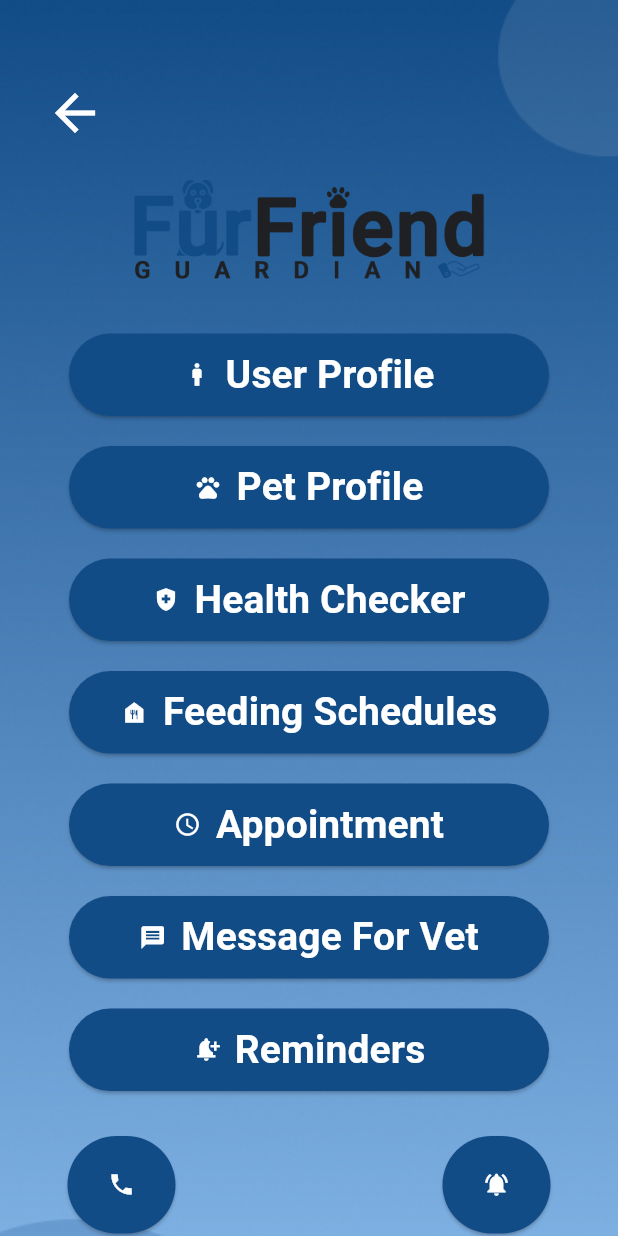
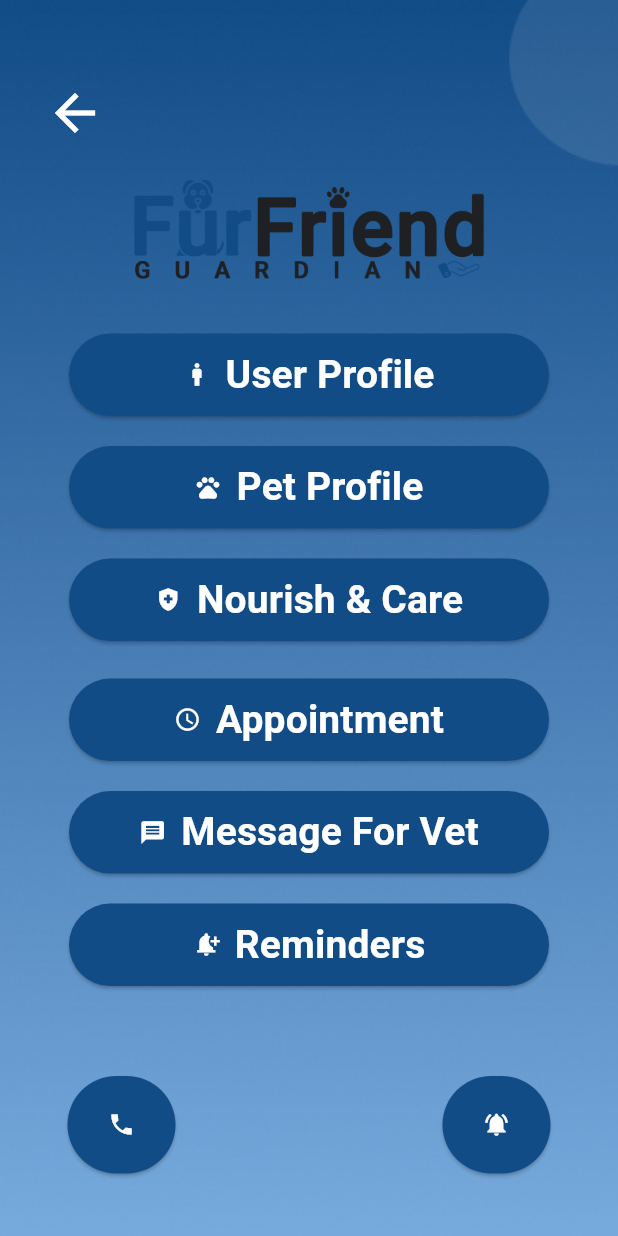
Before and after one commit to KaviruDeSilva08/Pet-Care-mobile-application-, a Flutter app: the Dashboard screen opened directly, on a phone screen of 412 x 824 dp. Run offline on Flutter 3.47's test engine with Material 3 defaults, Android fonts, the phone set to English and light mode, and no system bars; our stand-ins replace cloud_firestore, firebase_core; accounts and stored records are empty.

Commit message:
Updated Dashboard

```diff
--- a/lib/screen/dashboard.dart
+++ b/lib/screen/dashboard.dart
@@ -173,7 +173,7 @@ class Dashboard extends StatelessWidget {
                             width: 10,
                           ),
                           Text(
-                            'Health Checker',
+                            'Nourish & Care',
                             style: TextStyle(
                               color: Colors.white,
                               fontSize: 26,
@@ -189,43 +189,8 @@ class Dashboard extends StatelessWidget {
               SizedBox(
                 height: 20,
               ),
-              Row(
-                mainAxisAlignment: MainAxisAlignment.center,
-                children: [
-                  SizedBox(
-                    width: 320,
-                    height: 55,
-                    child: ElevatedButton(
-                      style: ElevatedButton.styleFrom(
-                        backgroundColor: Color.fromARGB(255, 18, 76, 135),
-                      ),
-                      onPressed: () {},
-                      child: Row(
-                        mainAxisAlignment: MainAxisAlignment.center,
-                        children: [
-                          Icon(
-                            Icons.food_bank,
-                            color: Colors.white,
-                          ),
-                          SizedBox(
-                            width: 10,
-                          ),
-                          Text(
-                            'Feeding Schedules',
-                            style: TextStyle(
-                              color: Colors.white,
-                              fontSize: 26,
-                              fontWeight: FontWeight.bold,
-                            ),
-                          ),
-                        ],
-                      ),
-                    ),
-                  ),
-                ],
-              ),
               SizedBox(
-                height: 20,
+                height: 5,
               ),
               Row(
                 mainAxisAlignment: MainAxisAlignment.center,
@@ -339,7 +304,7 @@ class Dashboard extends StatelessWidget {
                 ],
               ),
               SizedBox(
-                height: 20,
+                height: 50,
               ),
               SizedBox(height: 10.0),
               Padding(
@@ -392,7 +357,7 @@ class Dashboard extends StatelessWidget {
                 ),
               ),
               SizedBox(
-                height: 200,
+                height: 300,
               )
             ],
           ),
```
